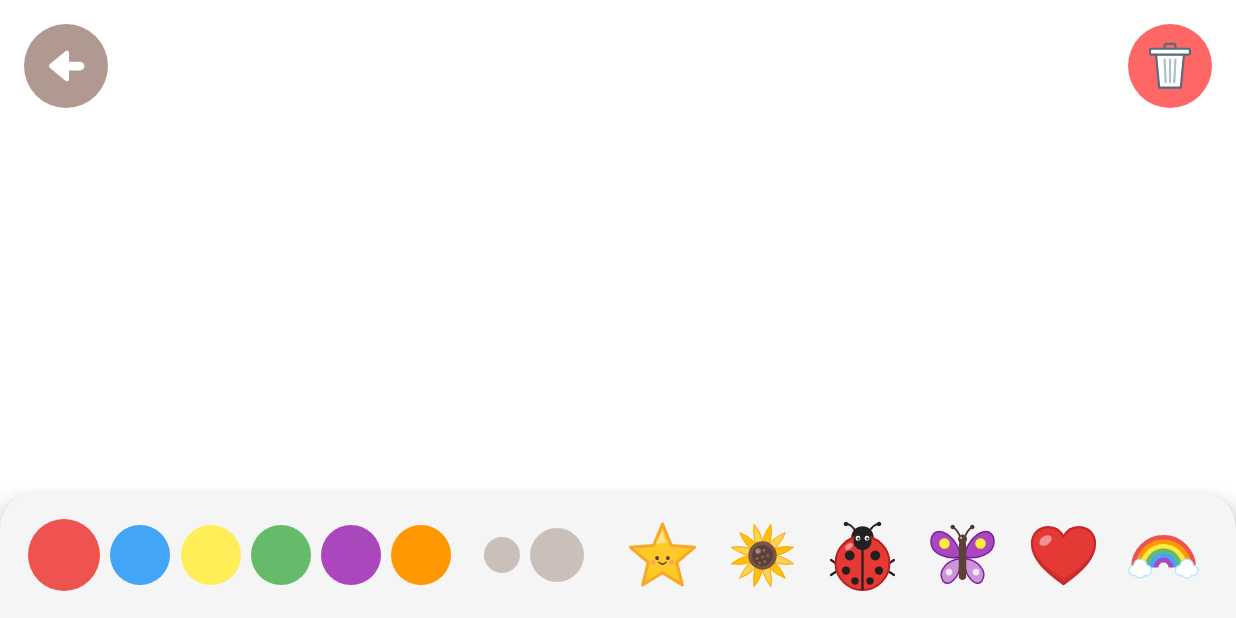
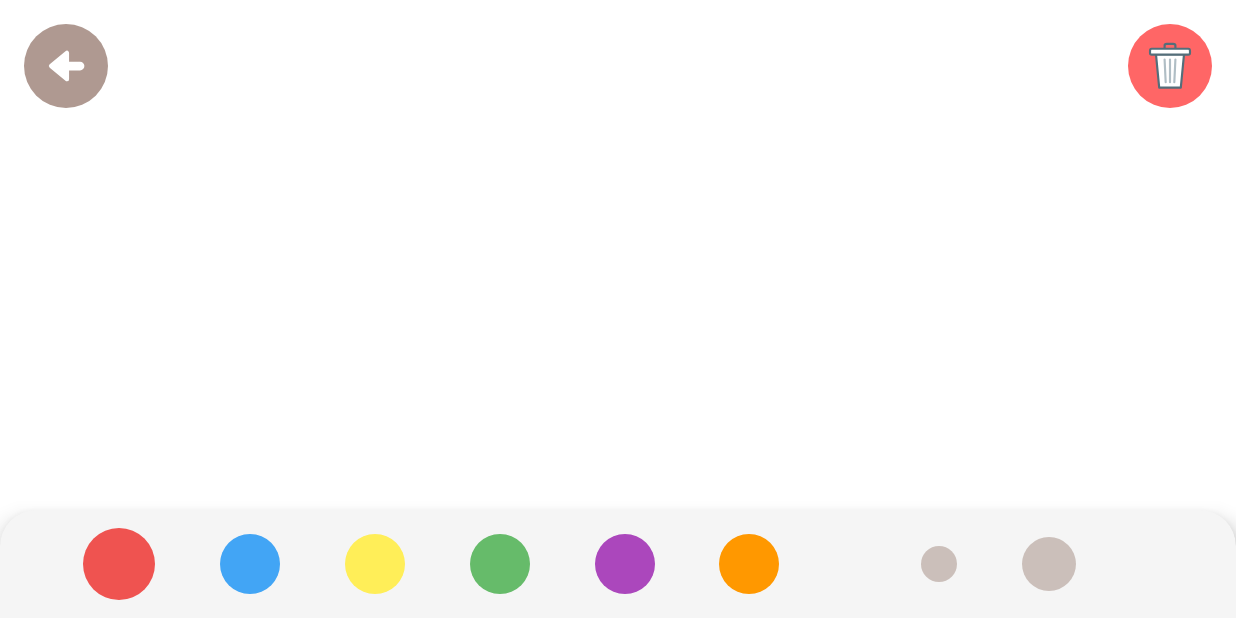
Before and after one commit to TomSadeh/puki, an Android app built with Jetpack Compose: the composable FreeCanvasScreen shown on its own in the app's theme, on a phone screen of 824 x 412 dp (held sideways). Run offline under Robolectric (Android 15) with nearby library versions, the phone set to English and light mode, and no system bars.

Commit message:
Settings get a back button; the drawing board drops its stamps
- Parent settings had no visible way back and cut off on short screens:
  add the usual back arrow and let the page scroll.
- Remove the stamps (ladybug, butterfly, ...) from the drawing board:
  Gemma's vision misread them, so Puki now only sees the child's own drawing.

Co-Authored-By: Claude Opus 5.5 <noreply@anthropic.com>

```diff
--- a/app/src/main/java/com/olamkatan/ui/canvas/FreeCanvasScreen.kt
+++ b/app/src/main/java/com/olamkatan/ui/canvas/FreeCanvasScreen.kt
@@ -119,13 +119,8 @@ fun FreeCanvasScreen(onBack: () -> Unit) {
                 .fillMaxSize()
                 .background(Color.White)
                 .onSizeChanged { canvasSize = it }
-                .pointerInput(selectedColor, brushSize, selectedStamp) {
-                    if (selectedStamp != null) {
-                        // A tap places the selected stamp where the finger touched
-                        detectTapGestures { offset ->
-                            stamps.add(Stamp(offset, selectedStamp!!))
-                        }
-                    } else {
+                .pointerInput(selectedColor, brushSize) {
+                    run {
                         detectDragGestures(
                             onDragStart = { offset ->
                                 currentPath = listOf(offset)
@@ -268,24 +263,6 @@ fun FreeCanvasScreen(onBack: () -> Unit) {
             }
 
             Spacer(modifier = Modifier.width(8.dp))
-
-            // Stamps
-            stampIcons.forEach { icon ->
-                Box(
-                    modifier = Modifier
-                        .size(60.dp)
-                        .clip(RoundedCornerShape(14.dp))
-                        .background(if (selectedStamp == icon) Color(0xFFE0E0E0) else Color.Transparent)
-                        .clickable { selectedStamp = if (selectedStamp == icon) null else icon },
-                    contentAlignment = Alignment.Center
-                ) {
-                    Image(
-                        painter = painterResource(icon),
-                        contentDescription = null,
-                        modifier = Modifier.size(50.dp)
-                    )
-                }
-            }
         }
     }
 }
```
Also changed, not shown: app/src/main/java/com/olamkatan/ui/settings/SettingsScreen.kt (+22 -2 lines), 1 other file.
